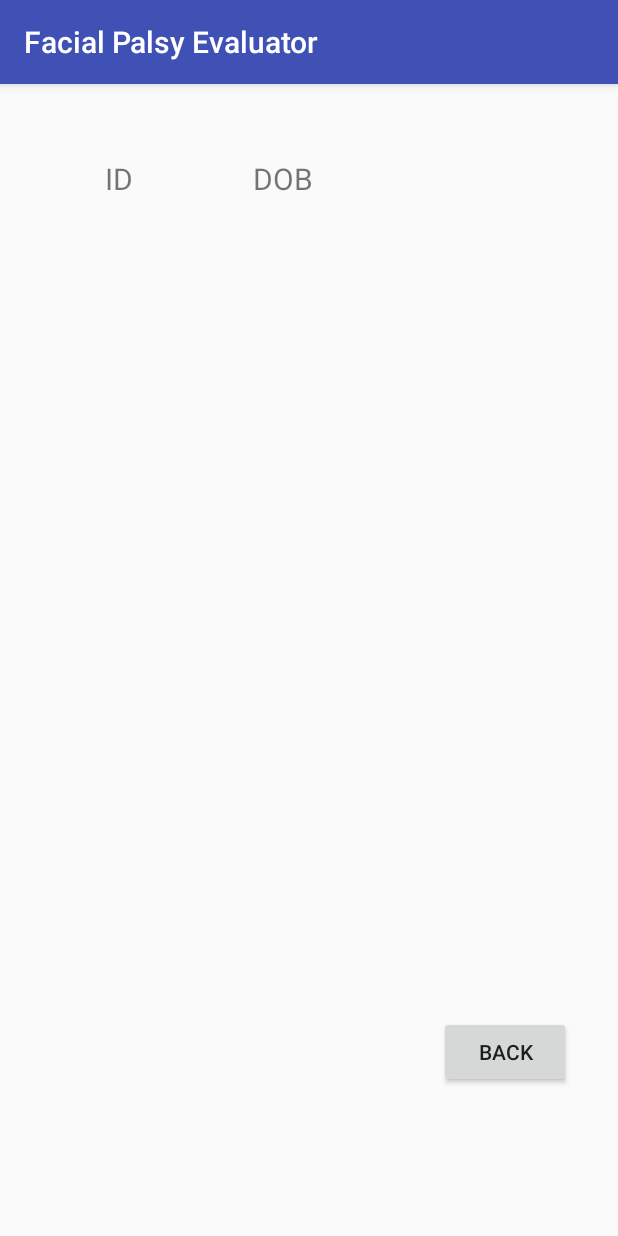
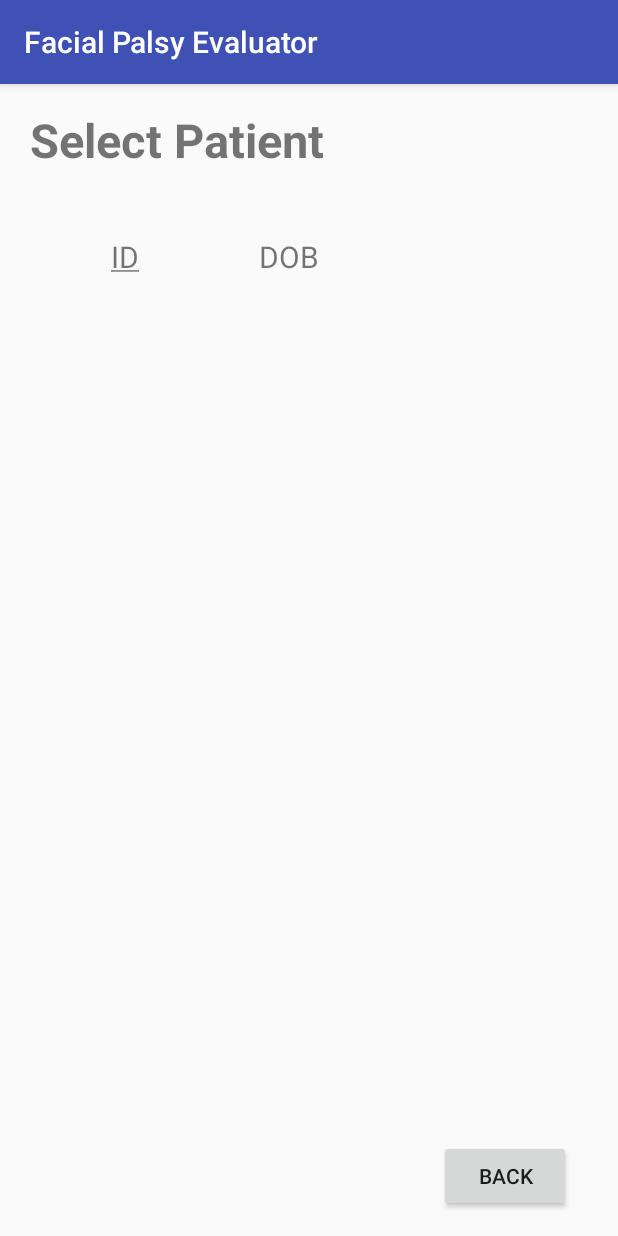
Before and after one commit to dmccrossan/FacialPalsyEvaluator, an Android app: the PatResultsActivity screen opened directly, with no data from a screen before it, on a phone screen of 412 x 824 dp. Run offline under Robolectric (Android 15) with nearby library versions, the phone set to English and light mode, and no system bars; 2 statements that could not run were skipped.

Commit message:
15th - Title added on results page and chi numbers underlined

```diff
--- a/app/src/main/java/com/example/daniel/facialpalsyevaluator/PatResultsActivity.java
+++ b/app/src/main/java/com/example/daniel/facialpalsyevaluator/PatResultsActivity.java
@@ -2,6 +2,8 @@ package com.example.daniel.facialpalsyevaluator;
 
 import android.app.ActionBar;
 import android.content.Intent;
+import android.graphics.Color;
+import android.graphics.Paint;
 import android.support.v7.app.AppCompatActivity;
 import android.os.Bundle;
 import android.view.MenuItem;
@@ -54,13 +56,16 @@ public class PatResultsActivity extends AppCompatActivity {
 
 
         final TableRow tr = new TableRow(this);
+
         tr.setLayoutParams(new TableLayout.LayoutParams(TableLayout.LayoutParams.MATCH_PARENT, TableLayout.LayoutParams.WRAP_CONTENT));
         tr.setTag(position);
 
         TextView tv = new TextView(this);
         tv.setLayoutParams(new TableRow.LayoutParams(TableRow.LayoutParams.MATCH_PARENT, TableRow.LayoutParams.WRAP_CONTENT));
         tv.setText(x);
+
         tv.setTextSize(20);
+        tv.setPaintFlags(tv.getPaintFlags() | Paint.UNDERLINE_TEXT_FLAG);
         tv.setPadding(70, 50, 50, 0);
         tr.addView(tv);
 
--- a/app/src/main/res/layout/activity_pat_results.xml
+++ b/app/src/main/res/layout/activity_pat_results.xml
@@ -28,17 +28,16 @@
     <TableLayout
         android:id="@+id/table"
         android:layout_width="357dp"
-        android:layout_height="482dp"
+        android:layout_height="470dp"
         android:layout_marginEnd="16dp"
         android:layout_marginLeft="16dp"
         android:layout_marginRight="16dp"
         android:layout_marginStart="16dp"
-        android:layout_marginTop="16dp"
+        android:layout_marginTop="68dp"
         android:gravity="top"
         android:orientation="horizontal"
         android:visibility="visible"
         app:layout_constraintEnd_toEndOf="parent"
-        app:layout_constraintHorizontal_bias="0.333"
         app:layout_constraintStart_toStartOf="parent"
         app:layout_constraintTop_toTopOf="parent">
 
@@ -76,6 +75,26 @@
         android:text="Back"
         app:layout_constraintBottom_toBottomOf="parent"
         app:layout_constraintEnd_toEndOf="parent"
+        app:layout_constraintHorizontal_bias="1.0"
         app:layout_constraintStart_toStartOf="parent"
-        app:layout_constraintTop_toBottomOf="@+id/table" />
+        app:layout_constraintTop_toBottomOf="@+id/table"
+        app:layout_constraintVertical_bias="1.0" />
+
+    <TextView
+        android:id="@+id/textView3"
+        android:layout_width="247dp"
+        android:layout_height="35dp"
+        android:layout_marginEnd="8dp"
+        android:layout_marginLeft="5dp"
+        android:layout_marginRight="8dp"
+        android:layout_marginStart="5dp"
+        android:layout_marginTop="16dp"
+        android:text="Select Patient"
+        android:textSize="14pt"
+        android:textStyle="bold"
+        app:layout_constraintEnd_toEndOf="parent"
+        app:layout_constraintHorizontal_bias="0.097"
+        app:layout_constraintStart_toStartOf="parent"
+        app:layout_constraintTop_toTopOf="parent" />
+
 </android.support.constraint.ConstraintLayout>
```
